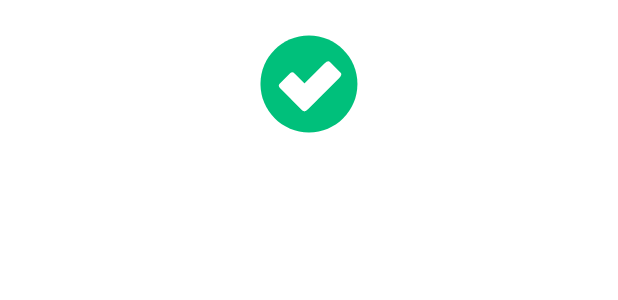
After one commit to Ripat123/dubai2bd, an Android app: the layout success_lay.xml on its own in the app's theme, with its tools: preview values and no code run, on a phone screen of 412 x 824 dp. The commit adds this screen. Shown: the top 300 px of the screen. Run offline under Robolectric (Android 15) with nearby library versions, the phone set to English and light mode, and no system bars; network calls fail; Roboto replaces fonts that are not available here.

Commit message:
12/12/21

```diff
--- /dev/null
+++ b/app/src/main/res/layout/success_lay.xml
@@ -0,0 +1,16 @@
+<?xml version="1.0" encoding="utf-8"?>
+<androidx.constraintlayout.widget.ConstraintLayout xmlns:android="http://schemas.android.com/apk/res/android"
+    android:layout_width="match_parent"
+    android:layout_height="match_parent"
+    xmlns:app="http://schemas.android.com/apk/res-auto">
+
+    <com.airbnb.lottie.LottieAnimationView
+        android:layout_width="wrap_content"
+        android:layout_height="wrap_content"
+        app:layout_constraintEnd_toEndOf="parent"
+        app:layout_constraintStart_toStartOf="parent"
+        app:lottie_autoPlay="true"
+        app:lottie_loop="true"
+        app:layout_constraintTop_toTopOf="parent"
+        app:lottie_rawRes="@raw/loading_success"/>
+</androidx.constraintlayout.widget.ConstraintLayout>
```
Also changed, not shown: app/src/main/java/com/sbitbd/dubai2bd/ui/track_order/order_info.java (+83 -15 lines), app/src/main/res/layout/pay_layout.xml (+3 -4 lines), app/src/main/res/raw/loading_success.json (added, +1 -0 lines), app/src/main/res/values/styles.xml (+20 -0 lines).
